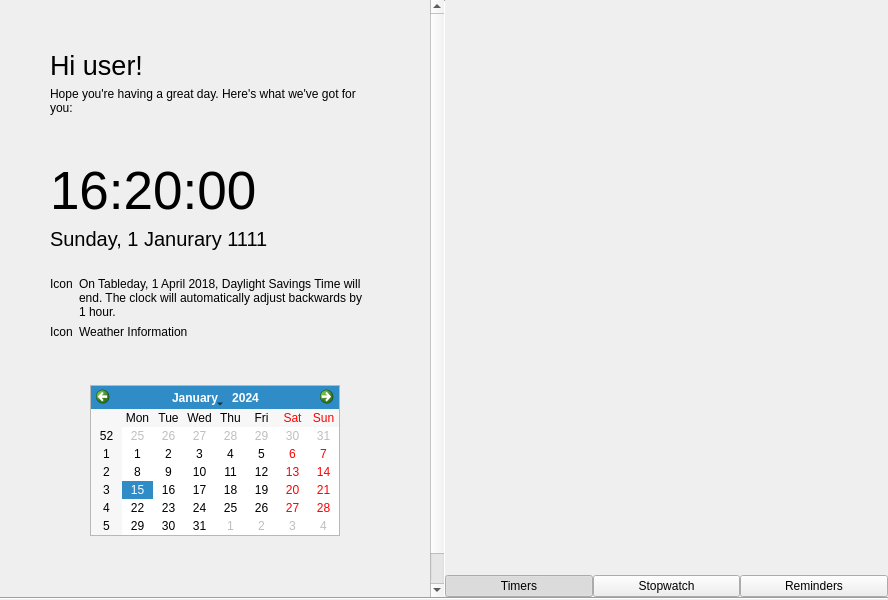
Old version of the form statuscenter/OverviewPane/overview.ui in the repository vicr123/theshell.
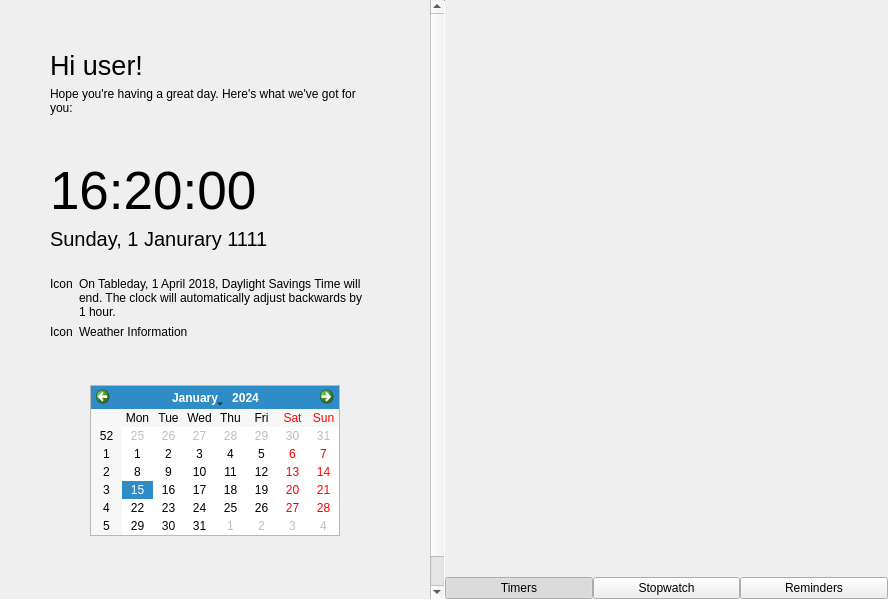
New version of the form. Icons and pictures are not drawn.

Diff of the .ui file:
```diff
--- a/statuscenter/OverviewPane/overview.ui
+++ b/statuscenter/OverviewPane/overview.ui
@@ -47,8 +47,8 @@
          <rect>
           <x>0</x>
           <y>0</y>
-          <width>470</width>
-          <height>691</height>
+          <width>446</width>
+          <height>690</height>
          </rect>
         </property>
         <layout class="QVBoxLayout" name="verticalLayout">
@@ -493,6 +493,12 @@
    </item>
    <item>
     <widget class="Line" name="line_2">
+     <property name="maximumSize">
+      <size>
+       <width>16777215</width>
+       <height>1</height>
+      </size>
+     </property>
      <property name="orientation">
       <enum>Qt::Horizontal</enum>
      </property>
```
